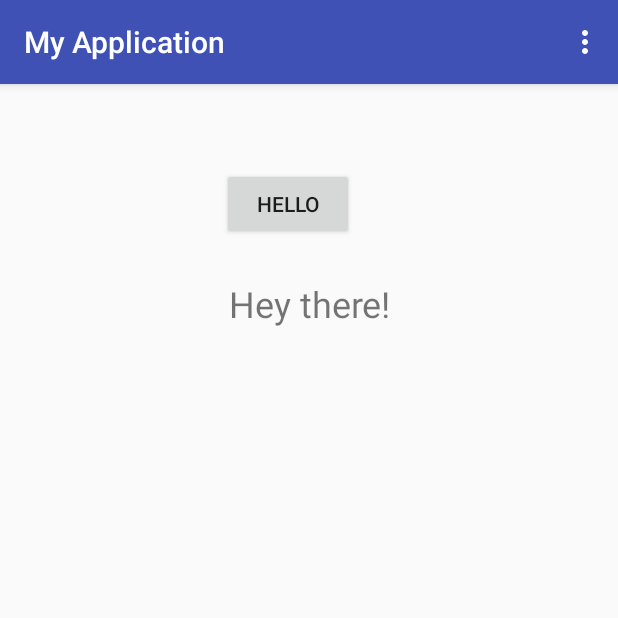
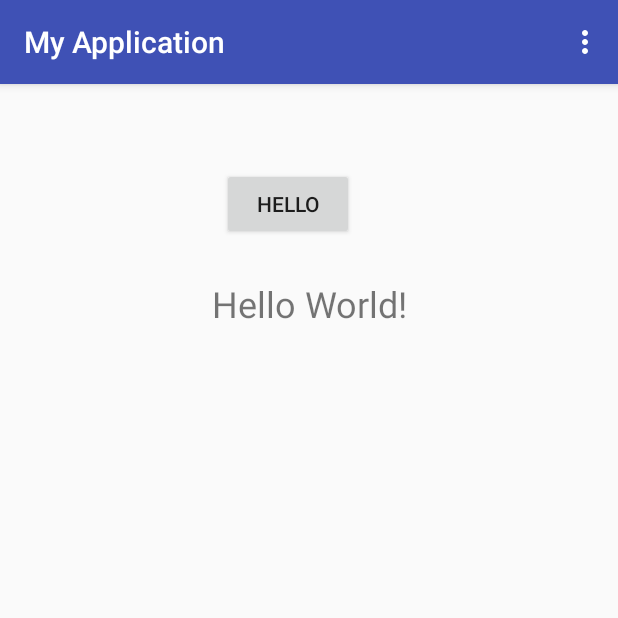
Before and after one commit to Jacob-Willis/Hello-World, an Android app: the screen it shows after launch (MainActivity), after a tap on "HELLO", on a phone screen of 412 x 824 dp, the top half of it. Run offline under Robolectric (Android 15) with nearby library versions, the phone set to English and light mode, and no system bars.

Commit message:
Hello World
Hello World

```diff
--- a/app/src/main/java/com/example/jacob/myapplication/MainActivity.java
+++ b/app/src/main/java/com/example/jacob/myapplication/MainActivity.java
@@ -57,6 +57,6 @@ public class MainActivity extends AppCompatActivity {
 
     public void helloWorld(View view) {
         helloTxt = (TextView) findViewById((R.id.helloTxt));
-        helloTxt.setText("Hey there!");
+        helloTxt.setText("Hello World!");
     }
 }
```
